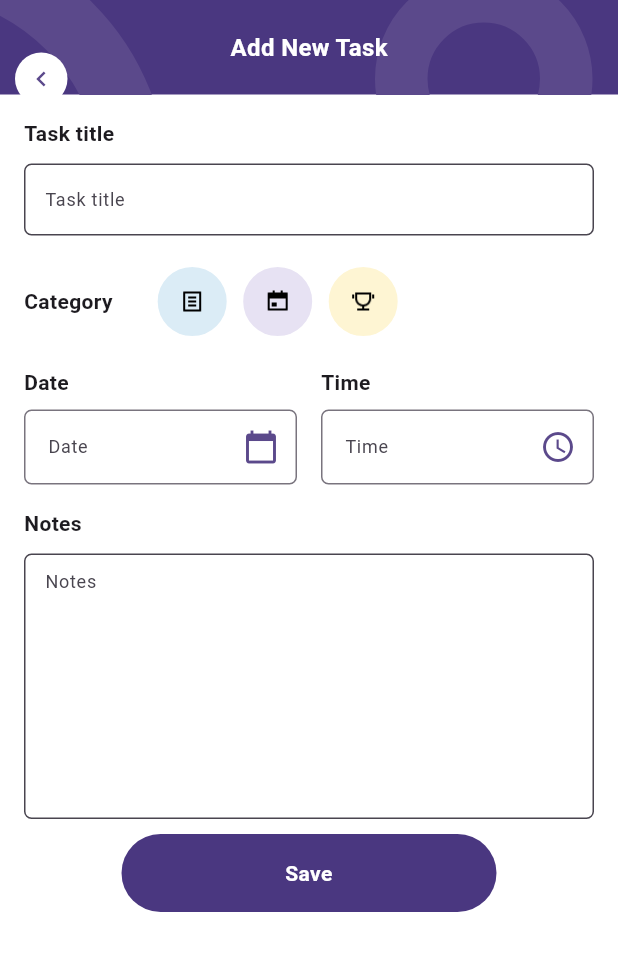
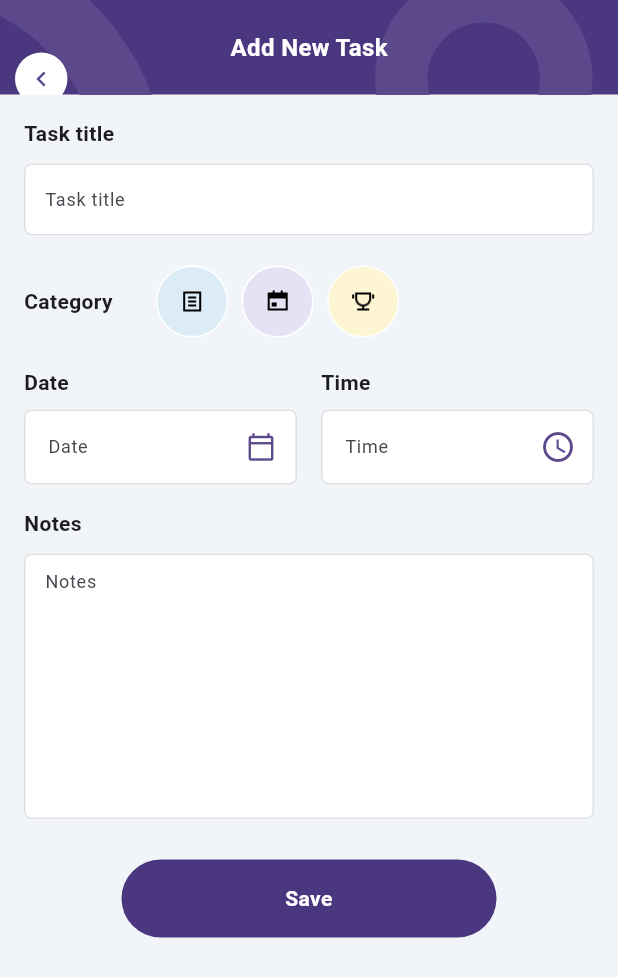
Before and after one commit to Charcasbeos/ToDoList, a Flutter app: the CreateTaskHive screen opened by its route, on a phone screen of 412 x 824 dp. Shown: the top 977 px of the screen. Run offline on Flutter 3.47's test engine with Material 3 defaults, Android fonts, the phone set to English and light mode, and no system bars; our stand-ins replace hive, hive_flutter; accounts and stored records are empty.

Commit message:
done base app

```diff
--- a/lib/pages/create_task_hive.dart
+++ b/lib/pages/create_task_hive.dart
@@ -208,7 +208,7 @@ class _CreateTaskHiveState extends State<CreateTaskHive> {
         ),
       ),
       body: Container(
-        color: Colors.white,
+        color: Color(0xfff1f5f9),
         padding: EdgeInsets.only(top: 16, left: 16, right: 16),
         child: Column(
           crossAxisAlignment: CrossAxisAlignment.start,
@@ -222,9 +222,18 @@ class _CreateTaskHiveState extends State<CreateTaskHive> {
                 // filled: true, // phải bật để dùng fillColor
                 fillColor: Colors.white, // màu nền
                 border: OutlineInputBorder(
+                  borderRadius: BorderRadius.circular(5), // bo tròn
+                  borderSide: BorderSide(color: Colors.grey.shade300, width: 1),
+                ),
+                enabledBorder: OutlineInputBorder(
                   borderRadius: BorderRadius.circular(5),
                   borderSide: BorderSide(color: Colors.grey.shade300, width: 1),
                 ),
+                focusedBorder: OutlineInputBorder(
+                  borderRadius: BorderRadius.circular(5),
+                  borderSide: BorderSide(color: Colors.grey.shade300, width: 1),
+                ),
+
                 filled: true,
                 contentPadding: EdgeInsets.symmetric(
                   horizontal: 10,
@@ -265,7 +274,6 @@ class _CreateTaskHiveState extends State<CreateTaskHive> {
                             shape: BoxShape.circle,
                             border: Border.all(
                               color: isSelected ? Colors.red : Colors.white,
-                              width: 1,
                             ),
                           ),
 
@@ -304,13 +312,34 @@ class _CreateTaskHiveState extends State<CreateTaskHive> {
                         style: TextStyle(fontSize: 12),
                         decoration: InputDecoration(
                           hintText: "Date",
+                          fillColor: Colors.white, // màu nền
+                          filled: true,
                           suffixIcon: const Icon(
-                            Icons.calendar_today,
+                            Icons.calendar_today_outlined,
+                            size: 20,
                             color: Color(0xFF5b498b),
                           ),
 
                           border: OutlineInputBorder(
+                            borderRadius: BorderRadius.circular(5), // bo tròn
+                            borderSide: BorderSide(
+                              color: Colors.grey.shade300,
+                              width: 1,
+                            ),
+                          ),
+                          enabledBorder: OutlineInputBorder(
                             borderRadius: BorderRadius.circular(5),
+                            borderSide: BorderSide(
+                              color: Colors.grey.shade300,
+                              width: 1,
+                            ),
+                          ),
+                          focusedBorder: OutlineInputBorder(
+                            borderRadius: BorderRadius.circular(5),
+                            borderSide: BorderSide(
+                              color: Colors.grey.shade300,
+                              width: 1,
+                            ),
                           ),
                         ),
                         controller: TextEditingController(
@@ -343,9 +372,28 @@ class _CreateTaskHiveState extends State<CreateTaskHive> {
                             Icons.access_time,
                             color: Color(0xFF5b498b),
                           ),
-
+                          fillColor: Colors.white, // màu nền
+                          filled: true,
                           border: OutlineInputBorder(
+                            borderRadius: BorderRadius.circular(5), // bo tròn
+                            borderSide: BorderSide(
+                              color: Colors.grey.shade300,
+                              width: 1,
+                            ),
+                          ),
+                          enabledBorder: OutlineInputBorder(
                             borderRadius: BorderRadius.circular(5),
+                            borderSide: BorderSide(
+                              color: Colors.grey.shade300,
+                              width: 1,
+                            ),
+                          ),
+                          focusedBorder: OutlineInputBorder(
+                            borderRadius: BorderRadius.circular(5),
+                            borderSide: BorderSide(
+                              color: Colors.grey.shade300,
+                              width: 1,
+                            ),
                           ),
                         ),
                         controller: TextEditingController(
@@ -374,6 +422,20 @@ class _CreateTaskHiveState extends State<CreateTaskHive> {
                   // filled: true, // phải bật để dùng fillColor
                   fillColor: Colors.white, // màu nền
                   border: OutlineInputBorder(
+                    borderRadius: BorderRadius.circular(5), // bo tròn
+                    borderSide: BorderSide(
+                      color: Colors.grey.shade300,
+                      width: 1,
+                    ),
+                  ),
+                  enabledBorder: OutlineInputBorder(
+                    borderRadius: BorderRadius.circular(5),
+                    borderSide: BorderSide(
+                      color: Colors.grey.shade300,
+                      width: 1,
+                    ),
+                  ),
+                  focusedBorder: OutlineInputBorder(
                     borderRadius: BorderRadius.circular(5),
                     borderSide: BorderSide(
                       color: Colors.grey.shade300,
@@ -397,7 +459,7 @@ class _CreateTaskHiveState extends State<CreateTaskHive> {
 
             // Save or Update button
             Container(
-              margin: EdgeInsets.only(top: 10),
+              padding: EdgeInsets.only(top: 27),
               child: GestureDetector(
                 onTap: saveTask,
                 child: Row(
--- a/lib/pages/todo_page_hive.dart
+++ b/lib/pages/todo_page_hive.dart
@@ -86,7 +86,7 @@ class TodoPageHive extends StatelessWidget {
               // Button Add new Task
               Expanded(
                 child: Container(
-                  margin: const EdgeInsets.only(bottom: 20),
+                  padding: const EdgeInsets.only(bottom: 20),
                   color: const Color(0xFFF1F5F9),
                   child: GestureDetector(
                     onTap: () {
```
